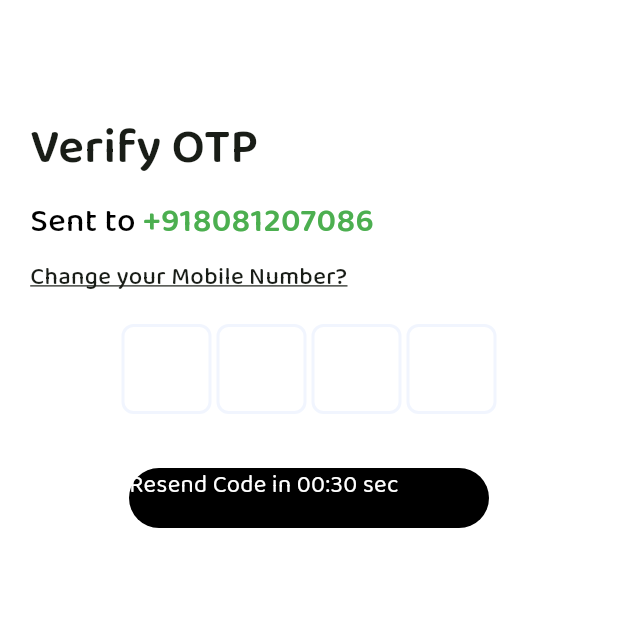
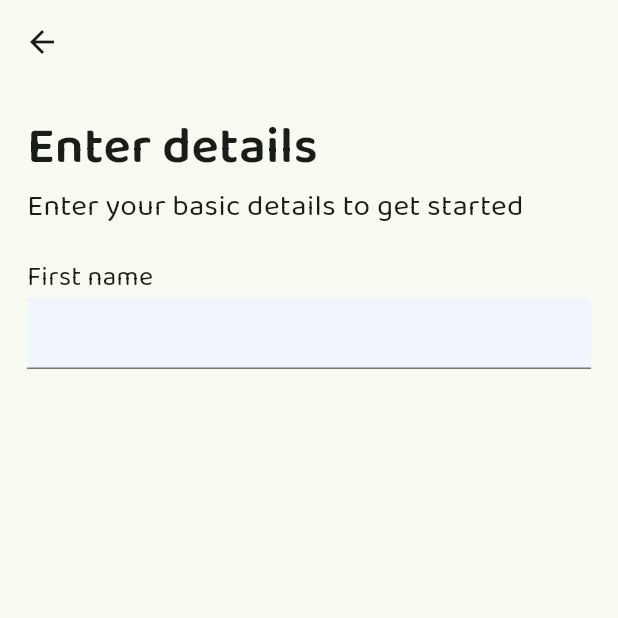
Before and after one commit to yesra29/EtoRides, a Flutter app: the screen it shows after launch, on a phone screen of 412 x 824 dp, the top half of it. Run offline on Flutter 3.47's test engine with Material 3 defaults, Android fonts, the phone set to English and light mode, and no system bars; drawn by our look-alikes of pin_code_fields; our stand-ins replace firebase_core, google_fonts; accounts and stored records are empty.

Commit message:
user detail page created

```diff
--- /dev/null
+++ b/lib/loginPages/view/user_detail_page.dart
@@ -0,0 +1,73 @@
+import 'package:flutter/material.dart';
+import 'package:google_fonts/google_fonts.dart';
+
+class UserDetailPage extends StatefulWidget {
+  const UserDetailPage({super.key});
+
+  @override
+  State<UserDetailPage> createState() => _UserDetailPageState();
+}
+
+class _UserDetailPageState extends State<UserDetailPage> {
+  @override
+  Widget build(BuildContext context) {
+    return Scaffold(
+      appBar: AppBar(
+        leading: IconButton(
+            onPressed: () {
+              Navigator.pop(context);
+            },
+            icon: const Icon(Icons.arrow_back)),
+      ),
+      body: SingleChildScrollView(
+        child: Padding(
+          padding: const EdgeInsets.all(18.0),
+          child: Column(
+            crossAxisAlignment: CrossAxisAlignment.start,
+            children: [
+              Text(
+                "Enter details",
+                style: GoogleFonts.baloo2(
+                    fontSize: 34, fontWeight: FontWeight.w600),
+              ),
+              Text(
+                "Enter your basic details to get started",
+                style: GoogleFonts.baloo2(
+                    fontSize: 20, fontWeight: FontWeight.w400),
+              ),
+              const SizedBox(
+                height: 20,
+              ),
+              _textContainer(
+                text : "First name",
+                style: GoogleFonts.baloo2(
+                  fontSize: 18,
+                  fontWeight: FontWeight.w400,
+                ),
+              ),
+          _textField(
+            hintText: "Please enter first name",
+          )
+            ],
+          ),
+        ),
+      ),
+    );
+  }
+}
+
+Widget _textContainer({required String text, required TextStyle style}) {
+  return Text(
+    text,
+    style: style,
+  );
+}
+
+Widget _textField({required String hintText}){
+  return Container(
+    color: const Color(0xFFF1F5FE),
+    child: TextField(
+      hintText: hintText,
+    ),
+  );
+}
--- a/lib/main.dart
+++ b/lib/main.dart
@@ -1,6 +1,5 @@
 import 'package:eto_rides/firebase_options.dart';
-import 'package:eto_rides/loginPages/view/login_page1.dart';
-import 'package:eto_rides/loginPages/view/otp_verification_page.dart';
+import 'package:eto_rides/loginPages/view/user_detail_page.dart';
 import 'package:firebase_core/firebase_core.dart';
 import 'package:flutter/material.dart';
 
@@ -24,7 +23,7 @@ class MyApp extends StatelessWidget {
         colorScheme: ColorScheme.fromSeed(seedColor: Colors.green),
         useMaterial3: true,
       ),
-      home: const OtpVerificationPage(),
+      home: const UserDetailPage(),
     );
   }
 }
```
Also changed, not shown: lib/loginPages/view/otp_verification_page.dart (+59 -11 lines), 1 other file.
